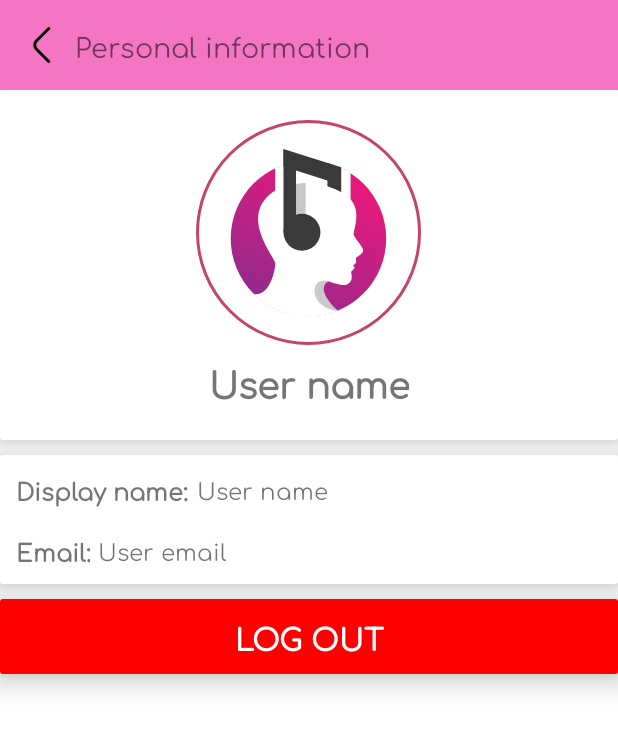
After one commit to longkuroko/Muzik, an Android app: the layout activity_personal_page.xml on its own in the app's theme, with its tools: preview values and no code run, on a phone screen of 412 x 824 dp. The commit adds this screen. Shown: the top 730 px of the screen. Run offline under Robolectric (Android 15) with nearby library versions, the phone set to English and light mode, and no system bars.

Commit message:
personal page

```diff
--- a/app/src/main/java/com/example/androidappmusic/activity/FullActivity.java
+++ b/app/src/main/java/com/example/androidappmusic/activity/FullActivity.java
@@ -171,7 +171,7 @@ public class FullActivity extends AppCompatActivity {
         this.scaleAnimation.Event_CircleImageView();
 
         circleImageView.setOnClickListener(v -> {
-            Intent intent = new Intent(FullActivity.this, PersonalActivity.class);
+            Intent intent = new Intent(FullActivity.this, PersonalPageActivity.class);
             startActivity(intent);
         });
 
--- a/app/src/main/java/com/example/androidappmusic/activity/PersonalActivity.java
+++ b/app/src/main/java/com/example/androidappmusic/activity/PersonalPageActivity.java
@@ -3,13 +3,14 @@ package com.example.androidappmusic.activity;
 import androidx.appcompat.app.AppCompatActivity;
 
 import android.os.Bundle;
+
 import com.example.androidappmusic.R;
 
-public class PersonalActivity extends AppCompatActivity {
+public class PersonalPageActivity extends AppCompatActivity {
 
     @Override
     protected void onCreate(Bundle savedInstanceState) {
         super.onCreate(savedInstanceState);
-        setContentView(R.layout.activity_personal);
+        setContentView(R.layout.activity_personal_page);
     }
 }
--- /dev/null
+++ b/app/src/main/res/layout/activity_personal_page.xml
@@ -0,0 +1,204 @@
+<?xml version="1.0" encoding="utf-8"?>
+<LinearLayout
+    xmlns:android="http://schemas.android.com/apk/res/android"
+    xmlns:app="http://schemas.android.com/apk/res-auto"
+    xmlns:tools="http://schemas.android.com/tools"
+    android:layout_width="match_parent"
+    android:layout_height="match_parent"
+    tools:context=".activity.PersonalPageActivity"
+    android:orientation="vertical">
+
+
+    <RelativeLayout
+        android:layout_width="match_parent"
+        android:layout_height="60dp"
+        android:background="@color/colorLight6">
+
+        <ImageView
+            android:id="@+id/ivBack"
+            android:layout_width="wrap_content"
+            android:layout_height="wrap_content"
+            android:layout_alignParentStart="true"
+            android:layout_centerInParent="true"
+            android:layout_marginStart="5dp"
+            android:gravity="center"
+            android:padding="10dp"
+            app:srcCompat="@drawable/ic_angle_left" />
+
+        <TextView
+            android:id="@+id/tvPersonalTitle"
+            style="@style/tvStyle1"
+            android:layout_width="wrap_content"
+            android:layout_height="wrap_content"
+            android:layout_alignTop="@+id/ivBack"
+            android:layout_alignBottom="@+id/ivBack"
+            android:layout_centerInParent="true"
+            android:layout_toEndOf="@+id/ivBack"
+            android:ellipsize="marquee"
+            android:gravity="center"
+            android:marqueeRepeatLimit="marquee_forever"
+            android:scrollHorizontally="true"
+            android:text="@string/tvPersonalTitle"
+            android:textAlignment="center"
+            android:textSize="18sp" />
+    </RelativeLayout>
+
+    <androidx.core.widget.NestedScrollView
+        android:layout_width="match_parent"
+        android:layout_height="match_parent"
+        android:background="@color/colorLight4"
+        android:fillViewport="true">
+
+        <LinearLayout
+            android:layout_width="match_parent"
+            android:layout_height="wrap_content"
+            android:orientation="vertical">
+
+            <androidx.cardview.widget.CardView
+                android:layout_width="match_parent"
+                android:layout_height="wrap_content"
+                app:cardElevation="10dp">
+
+                <RelativeLayout
+                    android:layout_width="match_parent"
+                    android:layout_height="wrap_content"
+                    android:background="@color/colorLight4"
+                    android:padding="10dp">
+
+                    <de.hdodenhof.circleimageview.CircleImageView
+                        android:id="@+id/civAvatarFrame"
+                        android:layout_width="150dp"
+                        android:layout_height="150dp"
+                        android:layout_centerHorizontal="true"
+                        android:layout_marginTop="10dp"
+                        android:src="@drawable/ic_logo"
+                        app:civ_border_color="@color/colorMain3"
+                        app:civ_border_width="2dp" />
+
+                    <TextView
+                        android:id="@+id/tvPersonalName"
+                        style="@style/tvStyle1"
+                        android:layout_width="wrap_content"
+                        android:layout_height="wrap_content"
+                        android:layout_below="@+id/civAvatarFrame"
+                        android:layout_centerHorizontal="true"
+                        android:layout_marginTop="5dp"
+                        android:layout_marginBottom="10dp"
+                        android:ellipsize="marquee"
+                        android:marqueeRepeatLimit="marquee_forever"
+                        android:scrollHorizontally="true"
+                        android:text="@string/tvPersonalName"
+                        android:textAlignment="center"
+                        android:textSize="24sp"
+                        android:textStyle="bold" />
+                </RelativeLayout>
+            </androidx.cardview.widget.CardView>
+
+            <androidx.cardview.widget.CardView
+                android:layout_width="match_parent"
+                android:layout_height="wrap_content"
+                android:layout_marginTop="10dp"
+                app:cardElevation="10dp">
+
+                <RelativeLayout
+                    android:layout_width="match_parent"
+                    android:layout_height="match_parent"
+                    android:background="@color/colorLight4"
+                    android:padding="10dp">
+
+                    <TextView
+                        android:id="@+id/tvInfoName"
+                        style="@style/tvStyle1"
+                        android:layout_width="wrap_content"
+                        android:layout_height="wrap_content"
+                        android:ellipsize="marquee"
+                        android:gravity="center"
+                        android:marqueeRepeatLimit="marquee_forever"
+                        android:scrollHorizontally="true"
+                        android:text="@string/tvInfoName"
+                        android:textAlignment="center"
+                        android:textSize="16sp"
+                        android:textStyle="bold" />
+
+                    <TextView
+                        android:id="@+id/tvYourInfoName"
+                        style="@style/tvStyle1"
+                        android:layout_width="wrap_content"
+                        android:layout_height="wrap_content"
+                        android:layout_alignTop="@+id/tvInfoName"
+                        android:layout_alignBottom="@+id/tvInfoName"
+                        android:layout_marginStart="5dp"
+                        android:layout_toEndOf="@+id/tvInfoName"
+                        android:ellipsize="marquee"
+                        android:gravity="center"
+                        android:marqueeRepeatLimit="marquee_forever"
+                        android:scrollHorizontally="true"
+                        android:text="@string/tvYourInfoName"
+                        android:textAlignment="center"
+                        android:textSize="15sp"
+                        android:textStyle="normal" />
+
+                    <TextView
+                        android:id="@+id/tvInfoEmail"
+                        style="@style/tvStyle1"
+                        android:layout_width="wrap_content"
+                        android:layout_height="wrap_content"
+                        android:layout_below="@+id/tvInfoName"
+                        android:layout_marginTop="15dp"
+                        android:ellipsize="marquee"
+                        android:gravity="center"
+                        android:marqueeRepeatLimit="marquee_forever"
+                        android:scrollHorizontally="true"
+                        android:text="@string/tvInfoEmail"
+                        android:textAlignment="center"
+                        android:textSize="16sp"
+                        android:textStyle="bold" />
+
+                    <TextView
+                        android:id="@+id/tvYourInfoEmail"
+                        style="@style/tvStyle1"
+                        android:layout_width="wrap_content"
+                        android:layout_height="wrap_content"
+                        android:layout_alignTop="@+id/tvInfoEmail"
+                        android:layout_alignBottom="@+id/tvInfoEmail"
+                        android:layout_marginStart="5dp"
+                        android:layout_toEndOf="@+id/tvInfoEmail"
+                        android:ellipsize="marquee"
+                        android:gravity="center"
+                        android:marqueeRepeatLimit="marquee_forever"
+                        android:scrollHorizontally="true"
+                        android:text="@string/tvYourInfoEmail"
+                        android:textAlignment="center"
+                        android:textSize="15sp"
+                        android:textStyle="normal" />
+                </RelativeLayout>
+            </androidx.cardview.widget.CardView>
+
+            <androidx.cardview.widget.CardView
+                android:layout_width="match_parent"
+                android:layout_height="wrap_content"
+                android:layout_marginTop="10dp"
+                android:padding="10dp"
+                app:cardElevation="10dp">
+
+                <RelativeLayout
+                    android:layout_width="match_parent"
+                    android:layout_height="match_parent">
+
+                    <Button
+                        android:id="@+id/btnLogout"
+                        android:layout_width="match_parent"
+                        android:layout_height="50dp"
+                        android:background="@color/colorMain4"
+                        android:fontFamily="@font/comfortaa"
+                        android:text="@string/btnLogout"
+                        android:textAlignment="center"
+                        android:textColor="@color/colorMain1"
+                        android:textSize="20sp"
+                        android:textStyle="bold" />
+                </RelativeLayout>
+            </androidx.cardview.widget.CardView>
+        </LinearLayout>
+    </androidx.core.widget.NestedScrollView>
+
+</LinearLayout>
```
Also changed, not shown: app/src/main/AndroidManifest.xml (+26 -31 lines).
